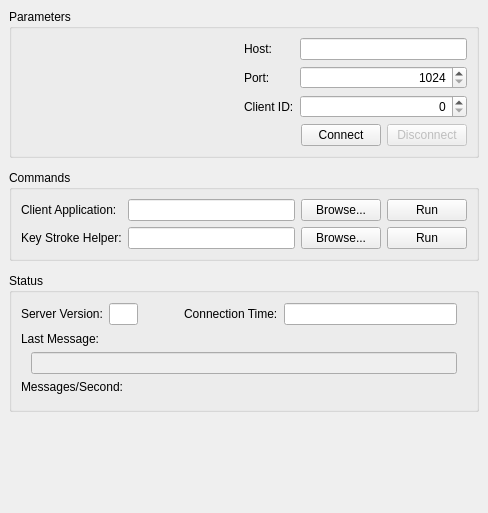
Qt form profit/widgets/ui_connectionwidget.ui (hpsilva/profitpy) before a commit.
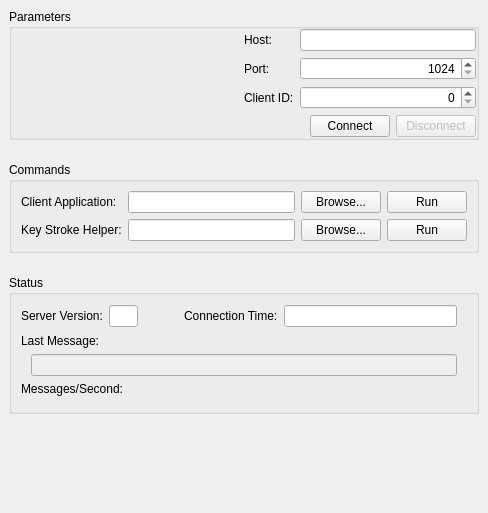
The same form after that commit. Icons and pictures are not drawn. Custom widgets are drawn as their Qt base class.

The edit to the form file:
```diff
--- a/profit/widgets/ui_connectionwidget.ui
+++ b/profit/widgets/ui_connectionwidget.ui
@@ -17,16 +17,19 @@
     <number>9</number>
    </property>
    <property name="spacing" >
-    <number>12</number>
+    <number>22</number>
    </property>
    <item>
     <widget class="QGroupBox" name="groupBox" >
      <property name="title" >
       <string>Parameters</string>
      </property>
+     <property name="flat" >
+      <bool>true</bool>
+     </property>
      <layout class="QVBoxLayout" >
       <property name="margin" >
-       <number>9</number>
+       <number>0</number>
       </property>
       <property name="spacing" >
        <number>6</number>
@@ -166,6 +169,9 @@
      <property name="title" >
       <string>Commands</string>
      </property>
+     <property name="flat" >
+      <bool>true</bool>
+     </property>
      <layout class="QGridLayout" >
       <property name="margin" >
        <number>9</number>
@@ -269,6 +275,9 @@
      <property name="title" >
       <string>Status</string>
      </property>
+     <property name="flat" >
+      <bool>true</bool>
+     </property>
      <layout class="QVBoxLayout" >
       <property name="margin" >
        <number>9</number>
```
